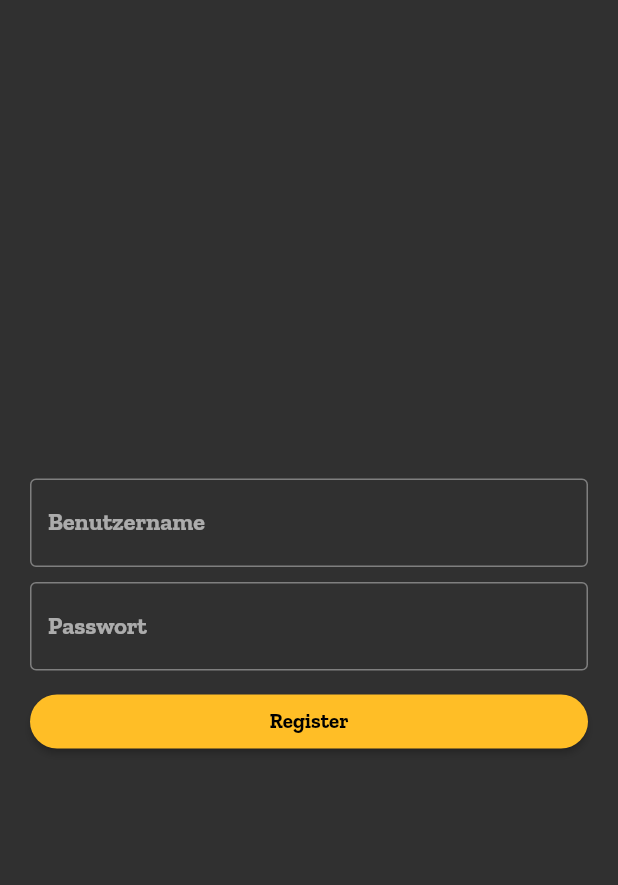
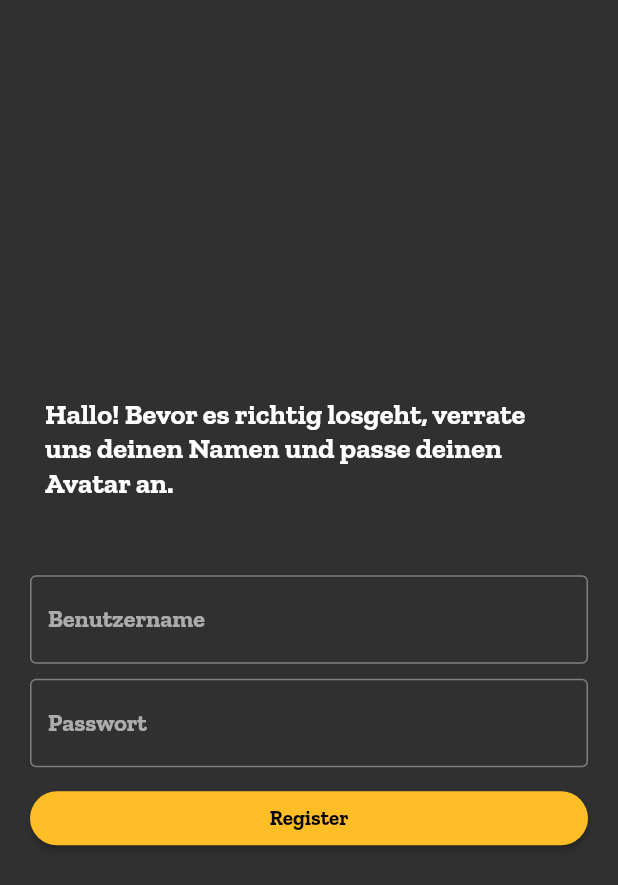
Before and after one commit to HSMA-Adeptus-Mechanicus/app, a Flutter app: the RegisterForm widget shown alone on an empty page, opened directly, on a phone screen of 412 x 824 dp. Shown: the top 885 px of the screen. Run offline on Flutter 3.47's test engine with Material 2 defaults, Android fonts, the phone set to English and light mode, and no system bars; our stand-ins replace get_storage; accounts and stored records are empty.

Commit message:
Add text when registering

```diff
--- a/lib/screens/login/register_screen.dart
+++ b/lib/screens/login/register_screen.dart
@@ -52,7 +52,13 @@ class _RegisterFormState extends State<RegisterForm> {
   Widget build(BuildContext context) {
     return Center(
       child: IntrinsicHeight(
-        child: Form(
+        child: Column(
+          children: [
+            const Padding(
+              padding: EdgeInsets.all(30),
+              child: Text("Hallo! Bevor es richtig losgeht, verrate uns deinen Namen und passe deinen Avatar an."),
+            ),
+            Form(
               key: _formKey,
               child: Padding(
                 padding: const EdgeInsets.all(20),
@@ -113,6 +119,8 @@ class _RegisterFormState extends State<RegisterForm> {
                 ),
               ),
             ),
+          ],
+        ),
       ),
     );
   }
--- a/lib/screens/login/setup_avatar_screen.dart
+++ b/lib/screens/login/setup_avatar_screen.dart
@@ -28,6 +28,10 @@ class SetupAvatarScreen extends StatelessWidget {
             EditableAvatar avatar = EditableAvatar(userAvatar.equippedItems);
             return Column(
               children: [
+                const Padding(
+                  padding: EdgeInsets.all(30),
+                  child: Text("Passe hier noch deinen Avatar an."),
+                ),
                 Expanded(
                   child: StreamBuilder<Avatar>(
                       stream: avatar.getStream(),
```
Lines whose indentation alone changed are shown as unchanged.
